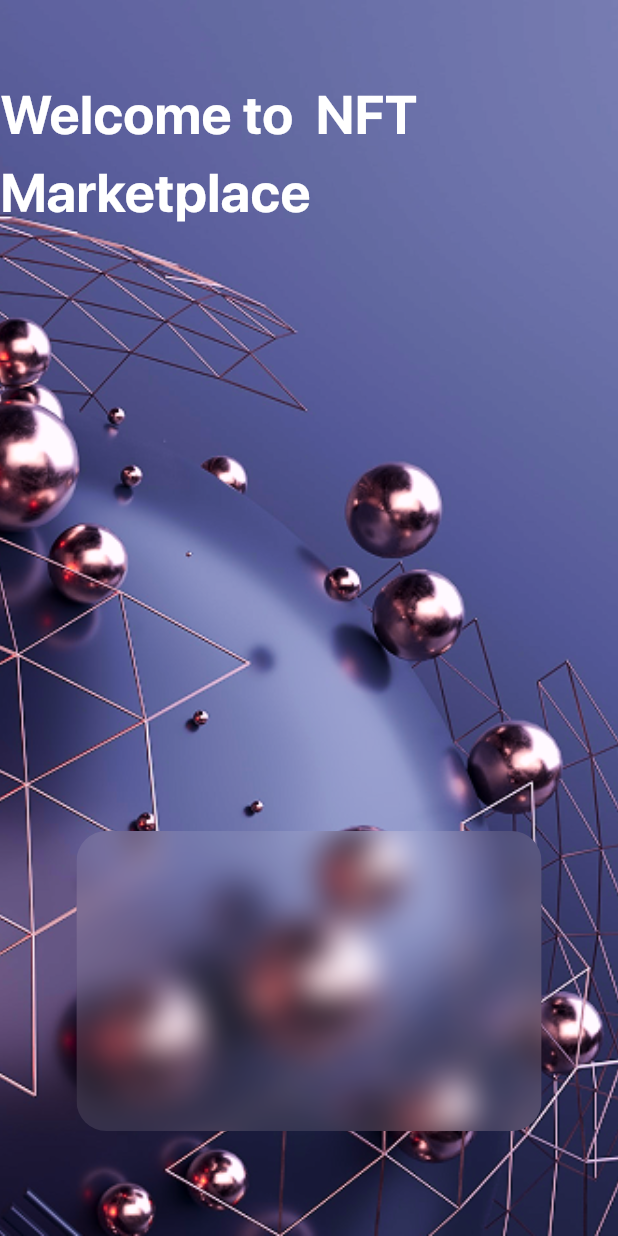
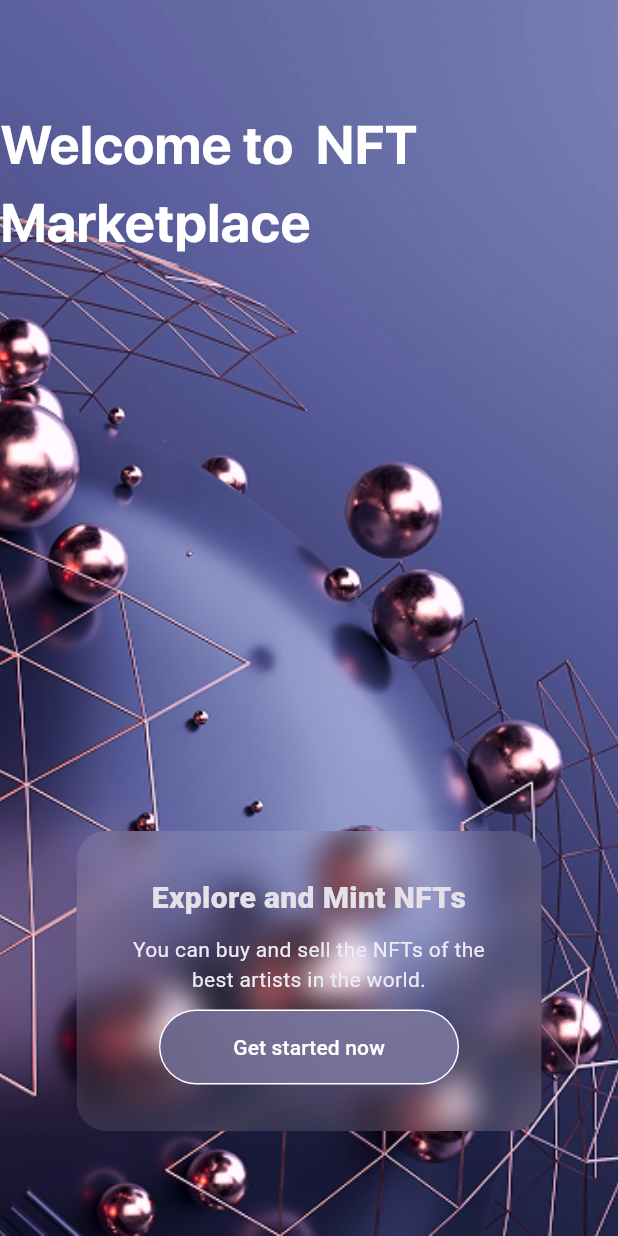
Before and after one commit to Snowden-AQ/mini_nft_maketlace2, a Flutter app: the screen it shows after launch, on a phone screen of 412 x 824 dp. Run offline on Flutter 3.47's test engine with Material 3 defaults, Android fonts, the light colour scheme and no system bars.

Commit message:
desin home page part 1

```diff
--- a/lib/app/MyApp.dart
+++ b/lib/app/MyApp.dart
@@ -7,6 +7,8 @@ class Myapp extends StatelessWidget {
   @override
   Widget build(BuildContext context) {
     return MaterialApp(
+      debugShowCheckedModeBanner: false,
+      theme: ThemeData.dark(),
       routes: RouteManagers.rout,
       initialRoute: RouteName.kOnBoardingPage,
     );
--- a/lib/core/resourses/color_manger.dart
+++ b/lib/core/resourses/color_manger.dart
@@ -6,4 +6,7 @@ class ColorManger{
  static const  Color kColorpanfsg=Color(0xff5C609B);
  static const  Color kColorpanfsgliet=Color(0xff767CB2);
  static const Color kColorWite =Colors.white;
+ static  const kColorlightBlou =Color(0xff97A9F6);
+ static const kColorlightColum =  Color(0xffebebf5);
+ static const kColorprimare= Color(0xff211134);
 }
--- a/lib/core/resourses/fonteManager.dart
+++ b/lib/core/resourses/fonteManager.dart
@@ -4,4 +4,6 @@ class FonteManager{
 
 class FontSize{
   static const double fz_36= 36.04;
+  static const double fz_20= 20;
+  static const double fz_5= 5;
 }
--- a/lib/core/resourses/route_managers.dart
+++ b/lib/core/resourses/route_managers.dart
@@ -1,9 +1,12 @@
 import 'package:flutter/cupertino.dart';
-import 'package:mini_nft_maketlace2/features/onBoarding/on_boarding_page.dart';
+import 'package:mini_nft_maketlace2/features/home/screens/home_page.dart';
+import 'package:mini_nft_maketlace2/features/onBoarding/screen/on_boarding_page.dart';
 
 class RouteManagers{
   static Map<String, WidgetBuilder> rout={
-   RouteName.kOnBoardingPage :(context) => OnBoardingPage()
+   RouteName.kOnBoardingPage :(context) => OnBoardingPage(),
+   RouteName.KHomePage:(context) => const HomePage()
+
 
 
   };
@@ -13,4 +16,5 @@ class RouteManagers{
 
 class RouteName{
   static const String kOnBoardingPage="on_boarding_page";
+  static const String KHomePage ="HomePage";
 }
--- /dev/null
+++ b/lib/core/resourses/size_manger.dart
@@ -0,0 +1,29 @@
+class HeightValue{
+static const double h70=70;
+static const double h5 = 5;
+static const double h10=10;
+static const double h200=200;
+}
+
+class WeightValue{
+  static const double W200=200;
+  static const double W310=310;
+}
+
+
+class BlurManger{
+  static const double b10=10;
+  static const double b100=100;
+
+}
+
+
+class RadiusManger{
+
+  static const double r20=20;
+  static const double r40=40;
+
+}
+class  PaddingValue {
+  static const double p30=30;
+}
--- a/lib/core/resourses/string_manager.dart
+++ b/lib/core/resourses/string_manager.dart
@@ -1,3 +1,7 @@
 class StringManager{
   static const titlOnbordingPage ="Welcome to  NFT Marketplace";
+
+  static const String titleCardOnbordingPage = "Explore and Mint NFTs";
+  static const String descCardOnBordingPage = "You can buy and sell the NFTs of the best artists in the world.";
+  static const String butomTitleCardOnBordingPage  = "Get started now"  ;
 }
--- /dev/null
+++ b/lib/features/home/screens/home_page.dart
@@ -0,0 +1,13 @@
+import 'package:flutter/material.dart';
+import 'package:mini_nft_maketlace2/core/resourses/color_manger.dart';
+
+class HomePage extends StatelessWidget {
+  const HomePage({super.key});
+
+  @override
+  Widget build(BuildContext context) {
+    return const Scaffold(
+      backgroundColor: ColorManger.kColorprimare,
+    );
+  }
+}
--- a/lib/features/onBoarding/on_boarding_page.dart
+++ /dev/null
@@ -1,55 +0,0 @@
-import 'dart:ui';
-
-import 'package:flutter/material.dart';
-import 'package:mini_nft_maketlace2/core/resourses/color_manger.dart';
-import 'package:mini_nft_maketlace2/core/resourses/fonteManager.dart';
-import 'package:mini_nft_maketlace2/core/resourses/string_manager.dart';
-
-import '../../core/resourses/asset_image_manager.dart';
-
-class OnBoardingPage extends StatelessWidget {
-  const OnBoardingPage({super.key});
-
-  @override
-  Widget build(BuildContext context) {
-    return Scaffold(
-      body: SafeArea(child: Stack(
-        children: [
-
-          Image(
-              width: double.infinity,
-              height: double.infinity,
-              fit: BoxFit.cover,
-              image: AssetImage(AssetManager.onBoridingBackGroundImage)),
-      SizedBox(
-        width: double.infinity,
-        height: double.infinity,
-        child: Column(
-          crossAxisAlignment: CrossAxisAlignment.center,
-          mainAxisAlignment: MainAxisAlignment.center,
-
-          children: [
-            SizedBox(height: 50,),
-            Text(StringManager.titlOnbordingPage,textAlign: TextAlign.start,style: TextStyle(color: ColorManger.kColorWite,fontSize: FontSize.fz_36,fontWeight: FontWeight.bold,fontFamily: FonteManager.sfProDisplay),),
-            Spacer(),
-            ClipRRect(
-              borderRadius: BorderRadius.circular(20),
-              child: BackdropFilter(
-                filter: ImageFilter.blur(sigmaX: 10, sigmaY: 10),
-                child: Container(
-                  height: 200,
-                  width: 310,
-                  color: ColorManger.kColorWite.withOpacity(0.1),
-                ),
-              ),
-            ),
-            SizedBox(height: 70,)
-
-          ],
-        ),
-      )],
-      ),
-      ),
-      );
-  }
-}
--- /dev/null
+++ b/lib/features/onBoarding/screen/on_boarding_page.dart
@@ -0,0 +1,22 @@
+
+import 'package:flutter/material.dart';
+import '../widgets/custom_background_image_on_bording.dart';
+import '../widgets/custom_componenet_page.dart';
+
+class OnBoardingPage extends StatelessWidget {
+  const OnBoardingPage({super.key});
+
+  @override
+  Widget build(BuildContext context) {
+    return Scaffold(
+      body: SafeArea(child: Stack(
+        children: [
+         const  CustomBackgroundImageOnBording(),
+          const CustomComponenetPage()
+
+      ],
+      ),
+      ),
+      );
+  }
+}
--- /dev/null
+++ b/lib/features/onBoarding/widgets/custom_background_image_on_bording.dart
@@ -0,0 +1,16 @@
+import 'package:flutter/material.dart';
+
+import '../../../core/resourses/asset_image_manager.dart';
+
+class CustomBackgroundImageOnBording extends StatelessWidget {
+  const CustomBackgroundImageOnBording({super.key});
+
+  @override
+  Widget build(BuildContext context) {
+    return const Image(
+        width: double.infinity,
+        height: double.infinity,
+        fit: BoxFit.cover,
+        image: AssetImage(AssetManager.onBoridingBackGroundImage));
+  }
+}
--- /dev/null
+++ b/lib/features/onBoarding/widgets/custom_card_on_bording_bage.dart
@@ -0,0 +1,54 @@
+import 'dart:ui';
+
+import 'package:flutter/material.dart';
+import 'package:mini_nft_maketlace2/core/resourses/string_manager.dart';
+
+import '../../../core/resourses/color_manger.dart';
+import '../../../core/resourses/fonteManager.dart';
+import '../../../core/resourses/route_managers.dart';
+import '../../../core/resourses/size_manger.dart';
+
+class CustomCardOnBordingBage extends StatelessWidget {
+  const CustomCardOnBordingBage({super.key});
+
+  @override
+  Widget build(BuildContext context) {
+    return ClipRRect(
+      borderRadius: BorderRadius.circular(RadiusManger.r20),
+      child: BackdropFilter(
+        filter: ImageFilter.blur(sigmaX:BlurManger.b10 , sigmaY: BlurManger.b10),
+        child: Container(
+          alignment: Alignment.center,
+          padding: const EdgeInsets.all(PaddingValue.p30),
+          height: HeightValue.h200,
+          width: WeightValue.W310,
+          color: ColorManger.kColorWite.withOpacity(0.1),
+          child: Column(
+            children: [
+              const Text(StringManager.titleCardOnbordingPage ,textAlign: TextAlign.center,style: TextStyle(fontSize: FontSize.fz_20,fontFamily: ChannelBuffers.kControlChannelName,fontWeight: FontWeight.w900),),
+              const SizedBox(height: HeightValue.h5,),
+              const SizedBox(height: HeightValue.h5,),
+
+              const Text(StringManager.descCardOnBordingPage,textAlign: TextAlign.center,style: TextStyle(color: ColorManger.kColorlightColum,),),
+              const SizedBox(height: HeightValue.h10,),
+              Container(
+                width: WeightValue.W200 ,
+                decoration: BoxDecoration(
+                  color:ColorManger.kColorlightBlou,
+                  borderRadius: const BorderRadius.all(Radius.circular(RadiusManger.r40)),
+                  border: Border.all(color: Colors.white),),
+                child: ClipRRect(
+                  borderRadius: BorderRadius.circular(RadiusManger.r40),
+                  child: BackdropFilter(filter: ImageFilter.blur(sigmaX: BlurManger.b100,sigmaY: BlurManger.b100),child: MaterialButton(onPressed: (){
+                    Navigator.pushNamed(context, RouteName.KHomePage);
+                  },child: const Text(StringManager.butomTitleCardOnBordingPage),),),
+
+                ),
+              )
+            ],
+          ),
+        ),
+      ),
+    );
+  }
+}
--- /dev/null
+++ b/lib/features/onBoarding/widgets/custom_componenet_page.dart
@@ -0,0 +1,32 @@
+
+
+import 'package:flutter/material.dart';
+import 'package:mini_nft_maketlace2/core/resourses/size_manger.dart';
+import 'custom_card_on_bording_bage.dart';
+import 'custom_titl_on_bording.dart';
+
+class CustomComponenetPage extends StatelessWidget {
+  const CustomComponenetPage({super.key});
+
+  @override
+  Widget build(BuildContext context) {
+    return  SizedBox(
+      width: double.infinity,
+      height: double.infinity,
+      child: Column(
+        crossAxisAlignment: CrossAxisAlignment.center,
+        mainAxisAlignment: MainAxisAlignment.center,
+
+        children: [
+          SizedBox(height: HeightValue.h70,),
+          const CustomTitlOnBording(),
+         const  Spacer(),
+          const CustomCardOnBordingBage(),
+
+          SizedBox(height: HeightValue.h70,)
+
+        ],
+      ),
+    );
+  }
+}
--- /dev/null
+++ b/lib/features/onBoarding/widgets/custom_titl_on_bording.dart
@@ -0,0 +1,14 @@
+import 'package:flutter/material.dart';
+
+import '../../../core/resourses/color_manger.dart';
+import '../../../core/resourses/fonteManager.dart';
+import '../../../core/resourses/string_manager.dart';
+
+class CustomTitlOnBording extends StatelessWidget {
+  const CustomTitlOnBording({super.key});
+
+  @override
+  Widget build(BuildContext context) {
+    return Text(StringManager.titlOnbordingPage,textAlign: TextAlign.start,style: TextStyle(color: ColorManger.kColorWite,fontSize: FontSize.fz_36,fontWeight: FontWeight.bold,fontFamily: FonteManager.sfProDisplay),);
+  }
+}
```
